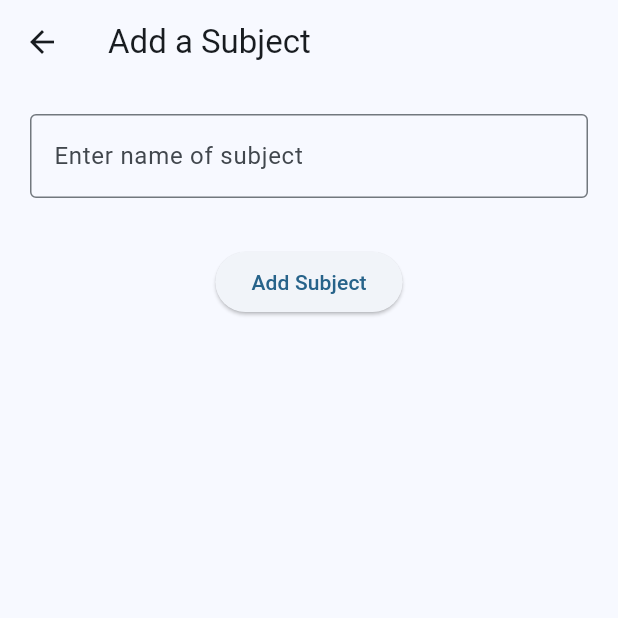
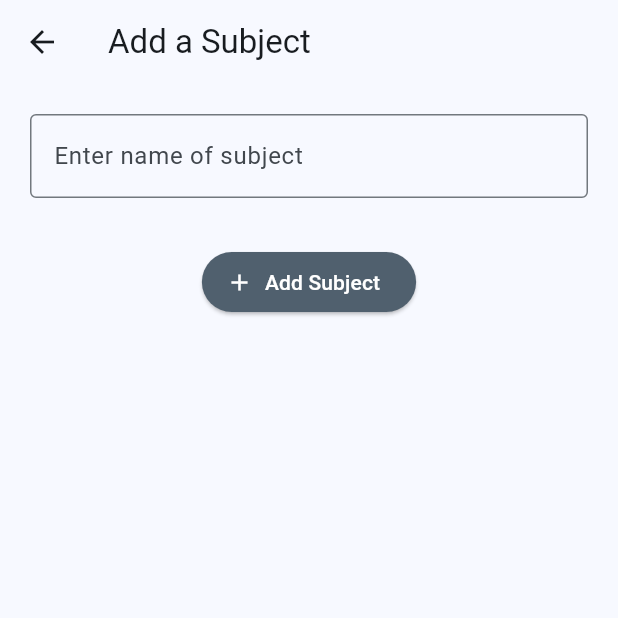
Before and after one commit to fine2006/attendance_app_with_sync, a Flutter app: the screen it shows after launch, after a tap on the "add" icon, on a phone screen of 412 x 824 dp, the top half of it. Run offline on Flutter 3.47's test engine with Material 3 defaults, Android fonts, the phone set to English and light mode, and no system bars; drawn by our look-alikes of dynamic_color; our stand-ins replace drift, drift_flutter; accounts and stored records are empty; generated files the repository leaves out were written again.

Commit message:
Checkpoint

```diff
--- a/lib/app.dart
+++ b/lib/app.dart
@@ -1,4 +1,5 @@
 import 'package:attendance_app_with_sync/screens/add_subject.dart';
+import 'package:attendance_app_with_sync/screens/settings.dart';
 import 'package:flutter/material.dart';
 import 'package:dynamic_color/dynamic_color.dart';
 import 'package:attendance_app_with_sync/screens/home.dart';
@@ -31,6 +32,7 @@ class MyApp extends StatelessWidget {
           routes: {
             '/': (context) => MyHomePage(title: "Home"),
             '/newSubject': (context) => AddSubject(),
+            '/settings': (context) => Settings(),
           },
         );
       },
--- /dev/null
+++ b/lib/components/add_subject_form.dart
@@ -0,0 +1,100 @@
+import 'package:flutter/material.dart';
+import 'package:drift/drift.dart' as drift;
+import 'package:provider/provider.dart';
+import 'package:attendance_app_with_sync/database/database.dart';
+
+class AddSubjectForm extends StatefulWidget {
+  const AddSubjectForm({super.key});
+
+  @override
+  State<AddSubjectForm> createState() => _AddSubjectFormState();
+}
+
+class _AddSubjectFormState extends State<AddSubjectForm> {
+  final _formkey = GlobalKey<FormState>();
+  final formController = TextEditingController();
+
+  @override
+  void dispose() {
+    // Clean up the controller when the widget is disposed.
+    formController.dispose();
+    super.dispose();
+  }
+
+  @override
+  Widget build(BuildContext context) {
+    final AppDatabase database = Provider.of<AppDatabase>(context);
+    ColorScheme theme = Theme.of(context).colorScheme;
+    bool dupSubject = false;
+
+    void submit() async {
+      if (_formkey.currentState!.validate()) {
+        _formkey.currentState!.save();
+
+        FocusScope.of(context).requestFocus(FocusNode());
+
+        final currentSubjectStatus = await database.search(formController.text);
+        setState(() {
+          if (currentSubjectStatus) {
+            dupSubject = true;
+          }
+        });
+        if (context.mounted) {
+          ScaffoldMessenger.of(context).showSnackBar(
+            SnackBar(
+              content: Text("Subject ${formController.text} added succesfully"),
+            ),
+          );
+        }
+        database.addSubject(
+          SubjectCompanion(
+            name: drift.Value(formController.text),
+            absentDays: drift.Value(0),
+            presentDays: drift.Value(0),
+          ),
+        );
+        formController.clear();
+      }
+    }
+
+    _formkey.currentState?.validate();
+
+    return Form(
+      key: _formkey,
+      child: Padding(
+        padding: EdgeInsetsGeometry.all(20),
+        child: Column(
+          children: [
+            TextFormField(
+              decoration: InputDecoration(
+                border: OutlineInputBorder(),
+                hintText: 'Enter name of subject',
+              ),
+              controller: formController,
+              validator: (value) {
+                if (value == null || value.isEmpty) {
+                  return "Subject name cannot be empty";
+                } else if (value.length > 32 || value.length < 2) {
+                  return "The subject name must be at least 2 characters and at most 32 characters";
+                } else if (!dupSubject) {
+                  return "This subject already exists";
+                }
+                return null;
+              },
+            ),
+            SizedBox(height: 32),
+            ElevatedButton.icon(
+              onPressed: () => submit(),
+              label: const Text("Add Subject"),
+              icon: const Icon(Icons.add),
+              style: ElevatedButton.styleFrom(
+                backgroundColor: theme.secondary,
+                foregroundColor: theme.onSecondary,
+              ),
+            ),
+          ],
+        ),
+      ),
+    );
+  }
+}
--- a/lib/components/subject_viewer.dart
+++ b/lib/components/subject_viewer.dart
@@ -1,4 +1,5 @@
 import 'package:flutter/material.dart';
+import 'package:attendance_app_with_sync/screens/subject_screen.dart';
 
 class SubjectViewer extends StatelessWidget {
   final String subject;
@@ -14,11 +15,8 @@ class SubjectViewer extends StatelessWidget {
   @override
   Widget build(BuildContext context) {
     ColorScheme theme = Theme.of(context).colorScheme;
-    return GestureDetector(
-      onTap: () {
-        print("$subject tapped");
-      },
-      child: Container(
+    TextStyle? textStyle = Theme.of(context).textTheme.headlineLarge;
+    return Container(
       margin: EdgeInsetsGeometry.all(10),
       decoration: BoxDecoration(
         color: bgColor,
@@ -32,8 +30,18 @@ class SubjectViewer extends StatelessWidget {
         borderRadius: BorderRadiusGeometry.circular(20),
       ),
       padding: EdgeInsetsGeometry.all(10),
+      child: InkWell(
+        onTap: () {
+          Navigator.push(
+            context,
+            MaterialPageRoute(
+              builder: (context) => SubjectScreen(subject: subject),
+            ),
+          );
+        },
         child: Column(
           mainAxisAlignment: MainAxisAlignment.spaceBetween,
+          //mainAxisSize: MainAxisSize.max,
           crossAxisAlignment: CrossAxisAlignment.stretch,
           children: [
             SizedBox(
@@ -72,11 +80,17 @@ class SubjectViewer extends StatelessWidget {
                 ],
               ),
             ),
-            Text(
+            Hero(
+              tag: subject,
+              child: Material(
+                type: MaterialType.transparency,
+                child: Text(
                   subject,
-              style: TextStyle(fontSize: 30),
-              textAlign: TextAlign.start,
-              softWrap: true,
+                  style: textStyle,
+                  //textAlign: TextAlign.start,
+                  //softWrap: true,
+                ),
+              ),
             ),
           ],
         ),
--- /dev/null
+++ b/lib/database/database.dart
@@ -0,0 +1,46 @@
+import 'package:drift/drift.dart';
+import 'package:drift_flutter/drift_flutter.dart';
+import 'package:path_provider/path_provider.dart';
+import 'package:attendance_app_with_sync/models/subject.dart';
+
+part 'database.g.dart';
+
+@DriftDatabase(tables: [Subject])
+class AppDatabase extends _$AppDatabase {
+  // After generating code, this class needs to define a `schemaVersion` getter
+  // and a constructor telling drift where the database should be stored.
+  // These are described in the getting started guide: https://drift.simonbinder.eu/setup/
+  AppDatabase([QueryExecutor? executor]) : super(executor ?? _openConnection());
+
+  @override
+  int get schemaVersion => 1;
+
+  static QueryExecutor _openConnection() {
+    return driftDatabase(
+      name: 'attendance_db',
+      native: const DriftNativeOptions(
+        databaseDirectory: getApplicationSupportDirectory,
+      ),
+      web: DriftWebOptions(
+        sqlite3Wasm: Uri.parse('sqlite3.wasm'),
+        driftWorker: Uri.parse('drift_worker.dart.js'),
+      ),
+    );
+  }
+
+  Stream<List<SubjectData>> get allSubjects => select(subject).watch();
+  Future<int> addSubject(SubjectCompanion entry) => into(subject).insert(entry);
+  Stream<List<SubjectData>> searchStream(String c) {
+    return (select(subject)..where((t) => t.name.contains(c))).watch();
+  }
+
+  Future<bool> search(String c) {
+    return (select(subject)..where(
+      (t) => t.name.equals(c),
+    )).getSingleOrNull().then((value) => value != null);
+  }
+
+  Future<int> clearAllSubjects() async {
+    return delete(subject).go();
+  }
+}
--- a/lib/main.dart
+++ b/lib/main.dart
@@ -1,6 +1,14 @@
 import 'package:flutter/material.dart';
 import 'package:attendance_app_with_sync/app.dart';
+import 'package:flutter/scheduler.dart';
+import 'package:provider/provider.dart';
+import 'package:attendance_app_with_sync/database/database.dart';
 
 void main() {
-  runApp(const MyApp());
+  runApp(
+    Provider<AppDatabase>(
+      create: (context) => AppDatabase(),
+      child: const MyApp(),
+    ),
+  );
 }
--- a/lib/models/subject.dart
+++ b/lib/models/subject.dart
@@ -1,15 +1,7 @@
-class Subject {
-  final String subjectName;
-  final int presentClasses;
-  final int absentClasses;
+import 'package:drift/drift.dart';
 
-  Subject(this.subjectName, this.presentClasses, this.absentClasses);
-
-  Map<String, dynamic> toMap() {
-    return {
-      'subject': subjectName,
-      'present': presentClasses,
-      'absent': absentClasses,
-    };
-  }
+class Subject extends Table {
+  TextColumn get name => text().withLength(min: 2, max: 32)();
+  IntColumn get presentDays => integer()();
+  IntColumn get absentDays => integer()();
 }
--- a/lib/screens/add_subject.dart
+++ b/lib/screens/add_subject.dart
@@ -1,31 +1,50 @@
 import 'package:flutter/material.dart';
+import 'package:provider/provider.dart';
+import 'package:attendance_app_with_sync/components/add_subject_form.dart';
+import 'package:attendance_app_with_sync/database/database.dart';
 
 class AddSubject extends StatelessWidget {
   const AddSubject({super.key});
 
   @override
   Widget build(BuildContext context) {
-    //ColorScheme theme = Theme.of(context).colorScheme;
+    final AppDatabase database = Provider.of<AppDatabase>(context);
+    final ColorScheme theme = Theme.of(context).colorScheme;
     return SafeArea(
       child: Scaffold(
         appBar: AppBar(title: Text("Add a Subject")),
-        body: Padding(
-          padding: EdgeInsetsGeometry.all(20),
-          child: Column(
-            children: [
-              TextField(
-                decoration: InputDecoration(
-                  border: OutlineInputBorder(),
-                  hintText: 'Enter name of subject',
-                ),
-              ),
-              SizedBox(height: 32),
-              ElevatedButton(
-                onPressed: () {},
-                child: const Text("Add Subject"),
-              ),
-            ],
-          ),
+        body: Column(
+          children: [
+            AddSubjectForm(),
+            StreamBuilder<List<SubjectData>>(
+              stream: database.allSubjects,
+              builder: (context, snapshot) {
+                if (!snapshot.hasData || snapshot.data!.isEmpty) {
+                  return Container();
+                } else {
+                  return ListView.builder(
+                    itemCount: snapshot.data!.length,
+                    //itemExtent: 300,
+                    shrinkWrap: true,
+                    physics: BouncingScrollPhysics(),
+                    itemBuilder: (context, index) {
+                      return ListTile(
+                        title: Row(
+                          mainAxisAlignment: MainAxisAlignment.spaceBetween,
+                          children: [
+                            Text(snapshot.data![index].name),
+                            Icon(Icons.check_circle, color: Colors.green),
+                          ],
+                        ),
+                        tileColor: theme.secondaryContainer,
+                        textColor: theme.onSecondaryContainer,
+                      );
+                    },
+                  );
+                }
+              },
+            ),
+          ],
         ),
       ),
     );
--- a/lib/screens/home.dart
+++ b/lib/screens/home.dart
@@ -1,5 +1,7 @@
 import 'package:flutter/material.dart';
 import 'package:attendance_app_with_sync/components/subject_viewer.dart';
+import 'package:provider/provider.dart';
+import 'package:attendance_app_with_sync/database/database.dart';
 
 class MyHomePage extends StatefulWidget {
   const MyHomePage({super.key, required this.title});
@@ -11,28 +13,34 @@ class MyHomePage extends StatefulWidget {
 
 class _MyHomePageState extends State<MyHomePage> {
   @override
+  void initState() {
+    super.initState();
+  }
+
+  @override
   Widget build(BuildContext context) {
+    final database = Provider.of<AppDatabase>(context);
     ColorScheme theme = Theme.of(context).colorScheme;
-    const subjects = <String>[
-      "Hindi",
-      "English",
-      "Maths",
-      "Science",
-      "Social Science",
-    ];
-    return Scaffold(
+    return SafeArea(
+      child: Scaffold(
         appBar: AppBar(
           //backgroundColor: theme.inversePrimary,
           title: Text(widget.title),
-        actions: [Icon(Icons.account_circle)],
+          actions: [
+            IconButton(
+              icon: Icon(Icons.settings),
+              onPressed: () {
+                Navigator.pushNamed(context, '/settings');
+              },
+            ),
+          ],
           actionsPadding: EdgeInsetsGeometry.all(10),
         ),
-      body: LayoutBuilder(
-        builder: (context, constraints) {
-          int columns = (constraints.maxWidth / 300).floor();
-          if (columns == 0) columns = 1;
-          return subjects.isEmpty
-              ? Center(
+        body: StreamBuilder<List<SubjectData>>(
+          stream: database.allSubjects,
+          builder: (context, snapshot) {
+            if (!snapshot.hasData || snapshot.data!.isEmpty) {
+              return Center(
                 child: Column(
                   crossAxisAlignment: CrossAxisAlignment.center,
                   mainAxisAlignment: MainAxisAlignment.center,
@@ -51,20 +59,28 @@ class _MyHomePageState extends State<MyHomePage> {
                     ),
                   ],
                 ),
-              )
-              : ListView.builder(
-                itemCount: 20,
-                itemExtent: 300,
+              );
+            } else {
+              return LayoutBuilder(
+                builder: (context, constraints) {
+                  int columns = (constraints.maxWidth / 300).floor();
+                  if (columns == 0) columns = 1;
+                  return ListView.builder(
+                    itemCount: snapshot.data!.length,
+                    //itemExtent: 300,
                     shrinkWrap: false,
                     physics: BouncingScrollPhysics(),
                     itemBuilder: (context, index) {
                       return SubjectViewer(
-                    subject: subjects[index % 5],
+                        subject: snapshot.data![index].name,
                         bgColor: theme.secondaryContainer,
                         borderColor: theme.secondary,
                       );
                     },
                   );
+                },
+              );
+            }
           },
         ),
         floatingActionButton: FloatingActionButton(
@@ -73,6 +89,7 @@ class _MyHomePageState extends State<MyHomePage> {
           },
           child: const Icon(Icons.add),
         ),
+      ),
     );
   }
 }
```
Also changed, not shown: lib/screens/settings.dart (added, +118 -0 lines), lib/screens/subject_screen.dart (+96 -0 lines), pubspec.yaml (+8 -0 lines), lib/database/database.g.dart (added), 2 other files. Lines whose indentation alone changed are shown as unchanged.
